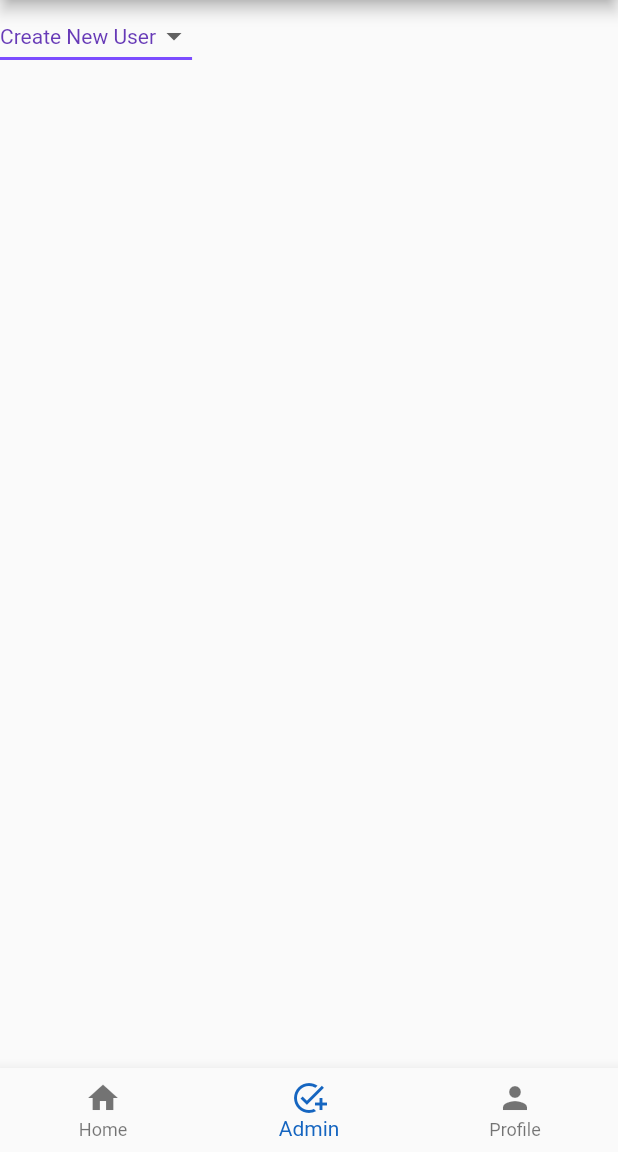
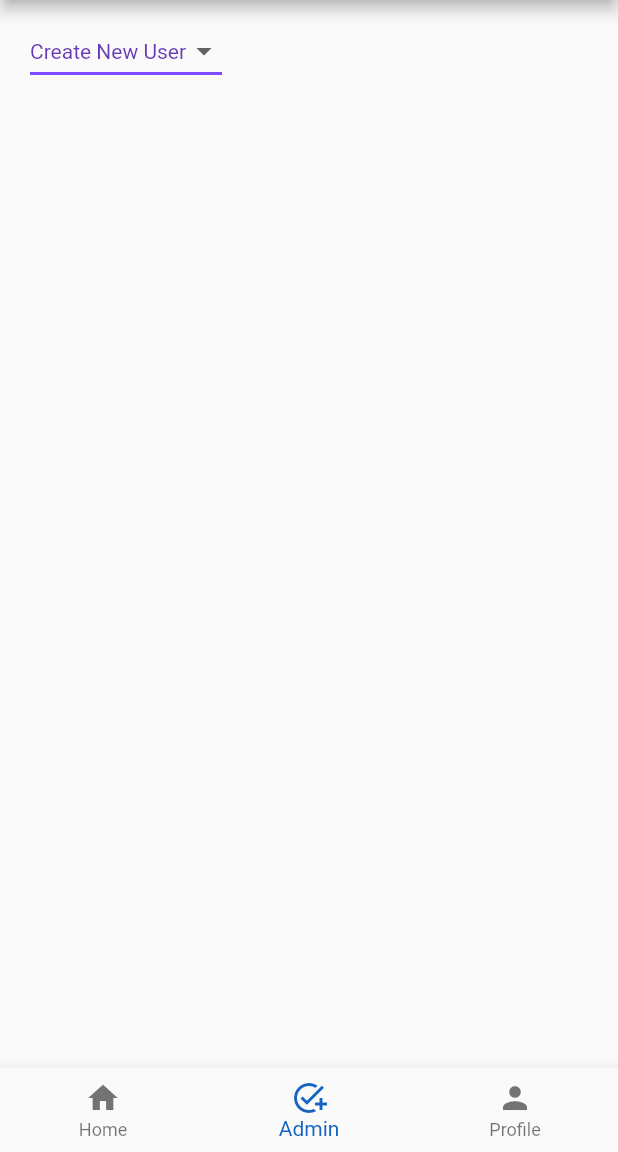
Before and after one commit to cathymariza/Friends_of_the_farm, a Flutter app: the Navigation screen opened directly, item 2 of the bottom bar chosen, on a phone screen of 412 x 824 dp, the part 84-1236 px from its top. Run offline on Flutter 3.47's test engine with Material 2 defaults, Android fonts, the phone set to English and light mode, and no system bars.

Commit message:
Added padding to Admin Page

```diff
--- a/friends_of_the_farm/lib/admin.dart
+++ b/friends_of_the_farm/lib/admin.dart
@@ -23,7 +23,10 @@ class _AdminScreenState extends State<AdminScreen> {
 
   @override
   Widget build(BuildContext context) {
-    return Column(children: [
+    return Column(mainAxisSize: MainAxisSize.min, children: [
+      Padding(
+          padding: const EdgeInsets.only(left: 20.0, top: 10.0),
+          child: Column(children: [
             DropdownButton<String>(
               value: dropdownValue,
               icon: const Icon(Icons.arrow_drop_down),
@@ -46,6 +49,7 @@ class _AdminScreenState extends State<AdminScreen> {
                 );
               }).toList(),
             ),
+          ]))
     ]);
   }
 }
```
Lines whose indentation alone changed are shown as unchanged.
